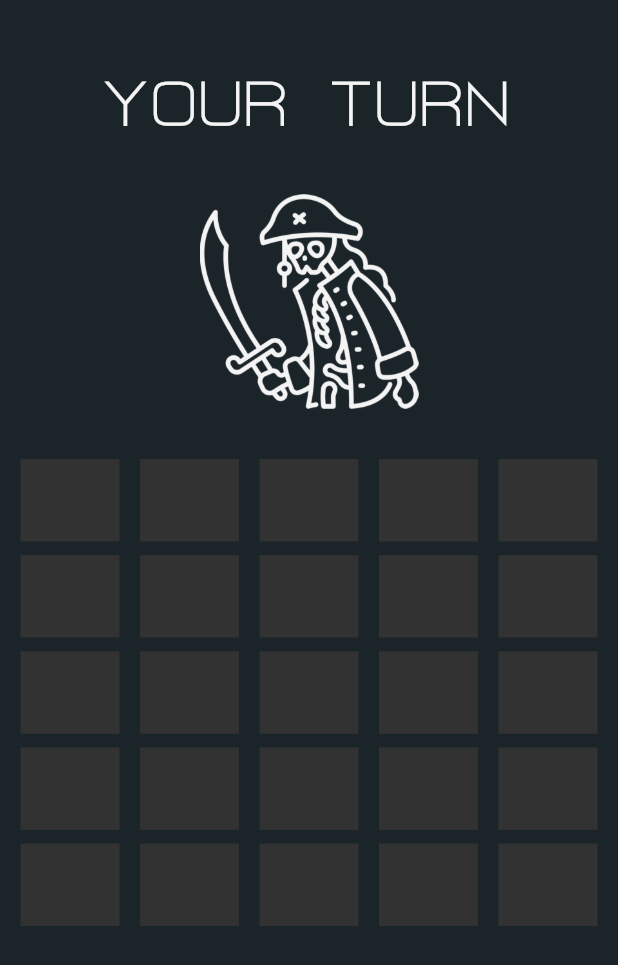
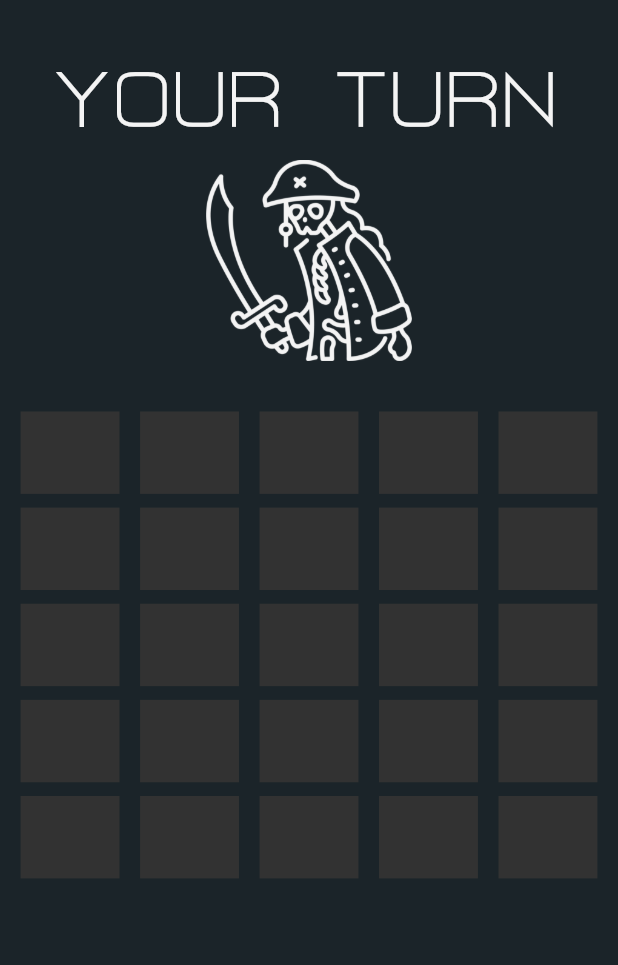
Before and after one commit to spsina/tictactoe_the_unbeatable, a Flutter app: the screen it shows after launch, on a phone screen of 412 x 824 dp. Shown: the top 965 px of the screen. Run offline on Flutter 3.47's test engine with Material 2 defaults, Android fonts, the phone set to English and light mode, and no system bars; statements that could not run were skipped.

Commit message:
tilebased sizingin turn.dart

```diff
--- a/lib/pages/generic/turn.dart
+++ b/lib/pages/generic/turn.dart
@@ -10,9 +10,10 @@ class Trun extends StatelessWidget{
   @override
   Widget build(BuildContext context) {
     bool isX = player.type == PlayerType.X;
+    double tileSize = MediaQuery. of(context).size.width / 9;
 
     return Container(
-      margin: EdgeInsets.only(top: 53),
+      margin: EdgeInsets.only(top: tileSize),
       child: Row(
         mainAxisAlignment: MainAxisAlignment.center,
         children: <Widget>[
@@ -20,19 +21,19 @@ class Trun extends StatelessWidget{
             children: <Widget>[
               Text(isX ? "YOUR TURN" : "AI'S TURN", style: TextStyle(
                   color: Color(0xffF4F4F4),
-                  fontSize: 37
+                  fontSize: tileSize
                 ),
               ),
 
               Container(
-                margin: EdgeInsets.only(top:35),
+                margin: EdgeInsets.only(top:tileSize / 5),
                 child: Image(
                   image: AssetImage( isX ?
                                     "assets/images/battleSelect/your_turn.png"
                                     :"assets/images/battleSelect/ai_turn.png"
                                     ),
-                    width: 146,
-                    height: 146,
+                    width: tileSize * 3,
+                    height: tileSize * 3,
                   ),
               )
             ],
```
